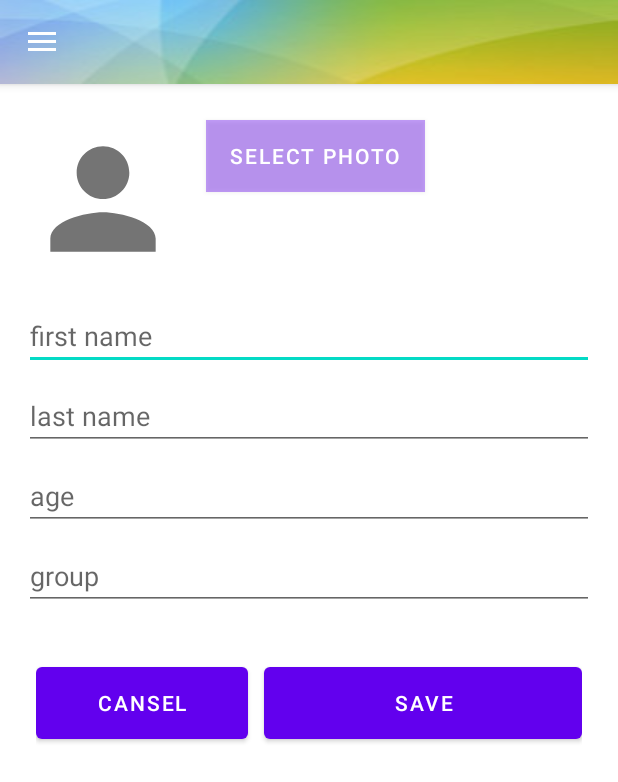
After one commit to akademiya/Birthdays, an Android app: the CreatePersonItemActivity screen opened directly, with no data from a screen before it, on a phone screen of 412 x 824 dp. The commit adds this screen. Shown: the top 782 px of the screen. Run offline under Robolectric (Android 15) with nearby library versions, the phone set to English and light mode, and no system bars; 6 statements that could not run were skipped.

```diff
--- a/app/src/main/AndroidManifest.xml
+++ b/app/src/main/AndroidManifest.xml
@@ -27,6 +27,9 @@
         <activity
             android:name=".ui.info.InfoActivity">
         </activity>
+        <activity
+            android:name=".ui.home.CreatePersonItemActivity">
+        </activity>
     </application>
 
 </manifest>
--- /dev/null
+++ b/app/src/main/java/com/vadym/birthday/ui/home/CreatePersonItemActivity.kt
@@ -0,0 +1,25 @@
+package com.vadym.birthday.ui.home
+
+import android.os.Bundle
+import android.widget.Button
+import android.widget.ImageView
+import android.widget.TextView
+import com.vadym.birthday.R
+import com.vadym.birthday.ui.BaseActivity
+import org.koin.androidx.viewmodel.ext.android.viewModel
+
+class CreatePersonItemActivity: BaseActivity() {
+
+    private val vm by viewModel<MainVM>()
+    val newFirstName = findViewById<TextView>(R.id.create_first_name)
+    val newLastName = findViewById<TextView>(R.id.create_last_name)
+    val newAge = findViewById<TextView>(R.id.create_age)
+    val newPhoto = findViewById<ImageView>(R.id.create_img_person)
+    val newGroup = findViewById<TextView>(R.id.create_group)
+    val uploadPhoto = findViewById<Button>(R.id.btn_select_photo)
+
+    override fun init(savedInstanceState: Bundle?) {
+        super.setContentView(R.layout.create_item_person)
+
+    }
+}
--- a/app/src/main/java/com/vadym/birthday/ui/home/PersonAdapter.kt
+++ b/app/src/main/java/com/vadym/birthday/ui/home/PersonAdapter.kt
@@ -8,10 +8,11 @@ import android.widget.ImageView
 import android.widget.TextView
 import androidx.recyclerview.widget.RecyclerView
 import com.vadym.birthday.R
+import com.vadym.birthday.domain.model.Person
 
 class PersonAdapter(
     private val context: Context,
-    private val personList: ArrayList<com.vadym.birthday.domain.model.Person>,
+    private val personList: ArrayList<Person>,
     private val onDeleteItem: (String) -> Unit,
     private val isEditItem: Boolean
 ) : RecyclerView.Adapter<PersonAdapter.VH>() {
@@ -30,6 +31,7 @@ class PersonAdapter(
             currFirstName.text = currentPerson.personFirstName
             currLastName.text = currentPerson.personLastName
             currAge.text = currentPerson.personAge.toString()
+            currGroup.text = currentPerson.group.toString()
 
 //            GlideApp.with(context)
 //                .load(currentPerson.personPhoto)
@@ -51,6 +53,7 @@ class PersonAdapter(
         val currLastName = view.findViewById<TextView>(R.id.person_last_name)
         val currAge = view.findViewById<TextView>(R.id.person_age)
         val currPhoto = view.findViewById<ImageView>(R.id.person_img)
+        val currGroup = view.findViewById<TextView>(R.id.create_group)
         val deleteItem = view.findViewById<ImageView>(R.id.delete_item)
     }
 }
--- /dev/null
+++ b/app/src/main/res/drawable/ic_take_photo.xml
@@ -0,0 +1,10 @@
+<vector xmlns:android="http://schemas.android.com/apk/res/android"
+    android:width="24dp"
+    android:height="24dp"
+    android:viewportWidth="24"
+    android:viewportHeight="24"
+    android:tint="?attr/colorControlNormal">
+    <path
+        android:fillColor="@color/white"
+        android:pathData="M20,5h-3.2L15,3L9,3L7.2,5L4,5c-1.1,0 -2,0.9 -2,2v12c0,1.1 0.9,2 2,2h16c1.1,0 2,-0.9 2,-2L22,7c0,-1.1 -0.9,-2 -2,-2zM20,19h-8v-1c-2.8,0 -5,-2.2 -5,-5s2.2,-5 5,-5L12,7h8v12zM17,13c0,-2.8 -2.2,-5 -5,-5v1.8c1.8,0 3.2,1.4 3.2,3.2s-1.4,3.2 -3.2,3.2L12,18c2.8,0 5,-2.2 5,-5zM8.8,13c0,1.8 1.4,3.2 3.2,3.2L12,9.8c-1.8,0 -3.2,1.4 -3.2,3.2z"/>
+</vector>
--- /dev/null
+++ b/app/src/main/res/layout/create_item_person.xml
@@ -0,0 +1,94 @@
+<?xml version="1.0" encoding="utf-8"?>
+<RelativeLayout xmlns:android="http://schemas.android.com/apk/res/android"
+    android:layout_width="match_parent"
+    android:layout_height="match_parent"
+    android:background="@color/white"
+    android:paddingTop="8dp">
+
+    <ImageView
+        android:id="@+id/create_img_person"
+        android:layout_width="105dp"
+        android:layout_height="105dp"
+        android:layout_margin="16dp"
+        android:src="@drawable/ic_person" />
+
+    <Button
+        android:id="@+id/btn_select_photo"
+        android:layout_width="wrap_content"
+        android:layout_height="wrap_content"
+        android:layout_marginTop="16dp"
+        android:layout_toEndOf="@+id/create_img_person"
+        android:background="@color/text_disabled_dark"
+        android:drawableStart="@drawable/ic_take_photo"
+        android:text="@string/select_photo" />
+
+    <EditText
+        android:id="@+id/create_first_name"
+        android:layout_width="match_parent"
+        android:layout_height="wrap_content"
+        android:layout_below="@+id/create_img_person"
+        android:layout_marginStart="16dp"
+        android:layout_marginEnd="16dp"
+        android:layout_marginBottom="8dp"
+        android:hint="first name"
+        android:inputType="textMultiLine" />
+
+    <EditText
+        android:id="@+id/create_last_name"
+        android:layout_width="match_parent"
+        android:layout_height="wrap_content"
+        android:layout_below="@+id/create_first_name"
+        android:layout_marginStart="16dp"
+        android:layout_marginEnd="16dp"
+        android:layout_marginBottom="8dp"
+        android:hint="last name"
+        android:inputType="textMultiLine" />
+
+    <EditText
+        android:id="@+id/create_age"
+        android:layout_width="match_parent"
+        android:layout_height="wrap_content"
+        android:layout_below="@+id/create_last_name"
+        android:layout_marginStart="16dp"
+        android:layout_marginEnd="16dp"
+        android:layout_marginBottom="8dp"
+        android:hint="age"
+        android:inputType="textMultiLine" />
+
+    <EditText
+        android:id="@+id/create_group"
+        android:layout_width="match_parent"
+        android:layout_height="wrap_content"
+        android:layout_below="@+id/create_age"
+        android:layout_marginStart="16dp"
+        android:layout_marginEnd="16dp"
+        android:layout_marginBottom="8dp"
+        android:hint="group"
+        android:inputType="textMultiLine" />
+
+    <LinearLayout
+        android:layout_width="match_parent"
+        android:layout_height="wrap_content"
+        android:layout_below="@+id/create_group"
+        android:layout_marginHorizontal="24dp"
+        android:layout_marginTop="24dp">
+
+        <Button
+            android:id="@+id/start"
+            android:layout_width="0dp"
+            android:layout_weight="1"
+            android:layout_height="60dp"
+            android:layout_marginEnd="5dp"
+            android:text="Cansel" />
+
+        <Button
+            android:id="@+id/stop"
+            android:layout_width="0dp"
+            android:layout_weight="1.5"
+            android:layout_height="60dp"
+            android:layout_marginStart="5dp"
+            android:text="Save" />
+
+    </LinearLayout>
+
+</RelativeLayout>
--- a/app/src/main/res/values/strings.xml
+++ b/app/src/main/res/values/strings.xml
@@ -34,4 +34,9 @@
     <string name="info_text3">Завжди радий буду отримати певний відгук або пропозицію щодо вдосконалення додатку.</string>
     <string name="info_text4">Благослови вас та ваші родини.</string>
     <string name="info_text5">Все буде Чонільгук!</string>
+
+    // CREATE ITEM PERSON
+    <string name="select_photo">Select photo</string>
+    <string name="create_person_name">Person name</string>
+
 </resources>
--- a/data/src/main/java/com/vadym/birthday/data/PersonStorage.kt
+++ b/data/src/main/java/com/vadym/birthday/data/PersonStorage.kt
@@ -1,4 +1,8 @@
 package com.vadym.birthday.data
 
+import com.vadym.birthday.data.storage.model.PersonModel
+
 interface PersonStorage {
+
+    fun get(): PersonModel
 }
--- a/domain/build.gradle.kts
+++ b/domain/build.gradle.kts
@@ -4,6 +4,6 @@ plugins {
 }
 
 java {
-    sourceCompatibility = JavaVersion.VERSION_17
-    targetCompatibility = JavaVersion.VERSION_17
+    sourceCompatibility = JavaVersion.VERSION_1_8
+    targetCompatibility = JavaVersion.VERSION_1_8
 }
--- a/domain/src/main/java/com/vadym/birthday/domain/usecase/CreatePersonUseCase.kt
+++ /dev/null
@@ -1,4 +0,0 @@
-package com.vadym.birthday.domain.usecase
-
-class CreatePersonUseCase {
-}
--- a/domain/src/main/java/com/vadym/birthday/domain/usecase/ListOfPersonUseCase.kt
+++ b/domain/src/main/java/com/vadym/birthday/domain/usecase/ListOfPersonUseCase.kt
@@ -1,6 +1,11 @@
 package com.vadym.birthday.domain.usecase
 
+import com.vadym.birthday.domain.model.Person
 import com.vadym.birthday.domain.repository.PersonRepository
 
 class ListOfPersonUseCase(private val personRepository: PersonRepository) {
+
+    fun execute() : Person {
+        return Person(1, "first", "last", 23F, 4)
+    }
 }
```
Also changed, not shown: app/src/main/java/com/vadym/birthday/di/AppModule.kt (+6 -2 lines), app/src/main/java/com/vadym/birthday/ui/home/MainActivity.kt (+16 -28 lines), app/src/main/java/com/vadym/birthday/ui/home/MainVM.kt (+32 -7 lines), data/src/main/java/com/vadym/birthday/data/storage/sharedprefs/SharedPrefsPersonStorage.kt (+12 -1 lines), domain/src/main/java/com/vadym/birthday/domain/model/Person.kt (+16 -2 lines), domain/src/main/java/com/vadym/birthday/domain/usecase/CreatePersonItemUseCase.kt (added, +10 -0 lines), domain/src/main/java/com/vadym/birthday/domain/usecase/FabButtonVisibilityUseCase.kt (added, +17 -0 lines).
